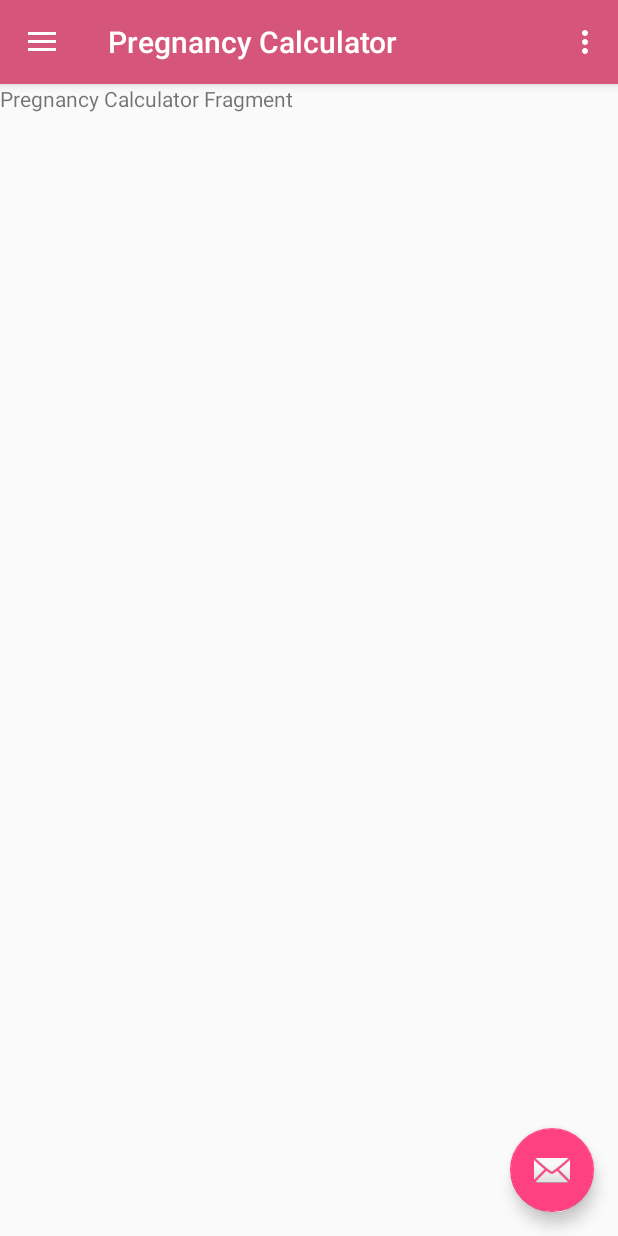
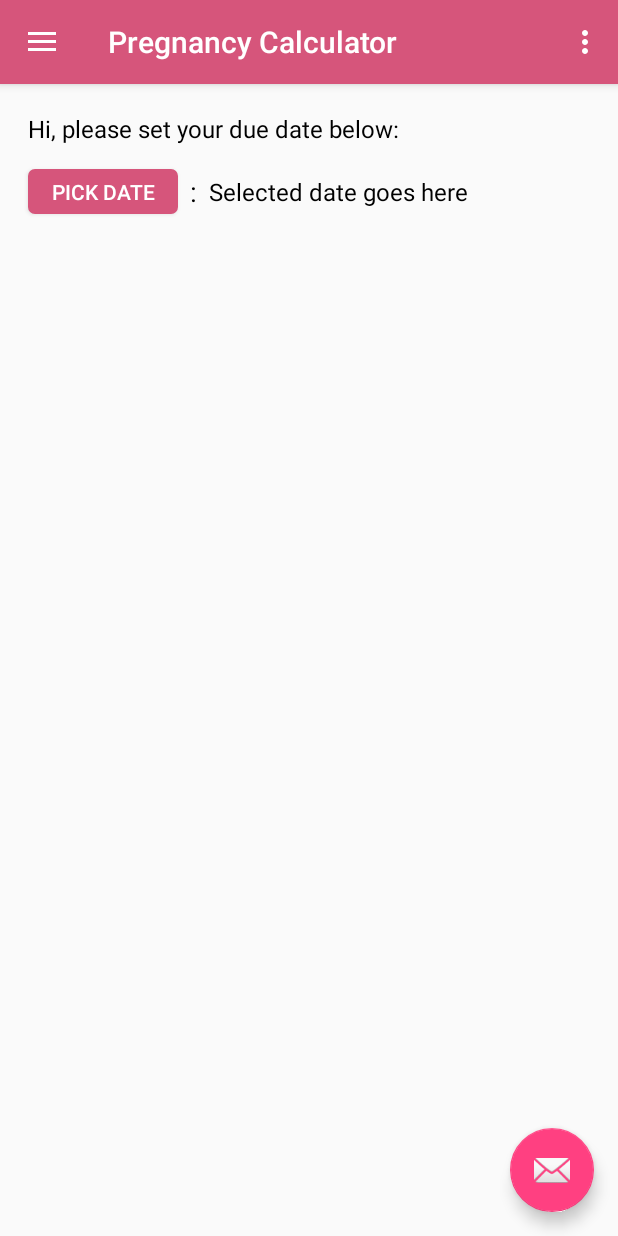
Before and after one commit to MwangiMuriuki/FemiTrack, an Android app: the fragment PregnancyCalculator placed in its activity, on a phone screen of 412 x 824 dp. Run offline under Robolectric (Android 15) with nearby library versions, the phone set to English and light mode, and no system bars.

Commit message:
Commit 6. Thank You Lord!!!

```diff
--- a/app/build.gradle
+++ b/app/build.gradle
@@ -30,6 +30,8 @@ dependencies {
     testImplementation 'junit:junit:4.12'
     androidTestImplementation 'com.android.support.test:runner:1.0.2'
     androidTestImplementation 'com.android.support.test.espresso:espresso-core:3.0.2'
+    implementation 'com.android.support:recyclerview-v7:27.1.1'
+    compile 'com.android.support:cardview-v7:27.1.1'
 }
 
 apply plugin: 'com.google.gms.google-services'
--- a/app/src/main/java/com/example/a001759/pregtrack/Login.java
+++ b/app/src/main/java/com/example/a001759/pregtrack/Login.java
@@ -5,10 +5,13 @@ import android.content.Intent;
 import android.os.Bundle;
 import android.view.View;
 import android.widget.Button;
+import android.widget.ImageButton;
+import android.widget.Toast;
 
 
 public class Login extends Activity {
     Button login;
+    ImageButton buttonFacebook, buttonTwitter,buttonGoogle;
 
     @Override
     protected void onCreate(Bundle savedInstanceState) {
@@ -16,6 +19,9 @@ public class Login extends Activity {
         setContentView(R.layout.activity_login);
 
         login = findViewById(R.id.login);
+        buttonFacebook = findViewById(R.id.facebook_sign_in);
+        buttonTwitter = findViewById(R.id.twitter_sign_in);
+        buttonGoogle = findViewById(R.id.google_sign_in);
 
         login.setOnClickListener(new View.OnClickListener() {
             @Override
@@ -24,5 +30,26 @@ public class Login extends Activity {
                 startActivity(intent);
             }
         });
+
+        buttonFacebook.setOnClickListener(new View.OnClickListener() {
+            @Override
+            public void onClick(View v) {
+                Toast.makeText(getApplicationContext(), "Sign In with Facebook", Toast.LENGTH_LONG).show();
+            }
+        });
+
+       buttonTwitter.setOnClickListener(new View.OnClickListener() {
+           @Override
+           public void onClick(View v) {
+               Toast.makeText(getApplicationContext(), "Sign in with Twitter", Toast.LENGTH_LONG).show();
+           }
+       });
+
+       buttonGoogle.setOnClickListener(new View.OnClickListener() {
+           @Override
+           public void onClick(View v) {
+               Toast.makeText(getApplicationContext(), "Sign in with Google", Toast.LENGTH_LONG).show();
+           }
+       });
     }
 }
--- a/app/src/main/res/layout/fragment_pregnancy_calculator.xml
+++ b/app/src/main/res/layout/fragment_pregnancy_calculator.xml
@@ -1,14 +1,73 @@
 <?xml version="1.0" encoding="utf-8"?>
-<FrameLayout xmlns:android="http://schemas.android.com/apk/res/android"
+<android.support.constraint.ConstraintLayout xmlns:android="http://schemas.android.com/apk/res/android"
+    xmlns:app="http://schemas.android.com/apk/res-auto"
     xmlns:tools="http://schemas.android.com/tools"
+    android:id="@+id/frameLayout"
     android:layout_width="match_parent"
     android:layout_height="match_parent"
     tools:context=".PregnancyCalculator">
 
-    <!-- TODO: Update blank fragment layout -->
-    <TextView
+    <LinearLayout
         android:layout_width="match_parent"
         android:layout_height="match_parent"
-        android:text="Pregnancy Calculator Fragment" />
+        android:layout_margin="5dp"
+        android:layout_marginBottom="6dp"
+        android:layout_marginEnd="5dp"
+        android:layout_marginLeft="5dp"
+        android:layout_marginRight="5dp"
+        android:layout_marginStart="5dp"
+        android:layout_marginTop="5dp"
+        android:orientation="vertical"
+        android:padding="5dp"
+        app:layout_constraintBottom_toBottomOf="parent"
+        app:layout_constraintEnd_toEndOf="parent"
+        app:layout_constraintStart_toStartOf="parent"
+        app:layout_constraintTop_toTopOf="parent">
 
-</FrameLayout>
+        <TextView
+            android:layout_width="wrap_content"
+            android:layout_height="wrap_content"
+            android:text="Hi, please set your due date below:"
+            android:textColor="@color/colorBlack"
+            android:textSize="16sp"
+            android:layout_margin="8dp"/>
+
+        <LinearLayout
+            android:layout_width="match_parent"
+            android:layout_height="wrap_content"
+            android:orientation="horizontal">
+
+            <Button
+                android:id="@+id/pregnancy_calculator_date_picker"
+                android:layout_width="100dp"
+                android:layout_height="30dp"
+                android:text="Pick Date"
+                android:textColor="@color/colorWhite"
+                android:background="@drawable/button_background"
+                android:layout_margin="8dp"/>
+            <TextView
+                android:layout_width="wrap_content"
+                android:layout_height="wrap_content"
+                android:text=":"
+                android:textColor="@color/colorBlack"
+                android:textSize="18sp"
+                android:textAlignment="center"
+                android:layout_gravity="center"/>
+
+            <TextView
+                android:id="@+id/selected_date"
+                android:layout_width="wrap_content"
+                android:layout_height="wrap_content"
+                android:text="Selected date goes here"
+                android:textColor="@color/colorBlack"
+                android:textSize="16sp"
+                android:textAlignment="center"
+                android:layout_margin="8dp"
+                android:layout_gravity="center"/>
+        </LinearLayout>
+
+
+
+    </LinearLayout>
+
+</android.support.constraint.ConstraintLayout>
--- a/app/src/main/res/layout/fragment_weekly_calendar.xml
+++ b/app/src/main/res/layout/fragment_weekly_calendar.xml
@@ -1,14 +1,11 @@
 <?xml version="1.0" encoding="utf-8"?>
-<FrameLayout xmlns:android="http://schemas.android.com/apk/res/android"
+<android.support.constraint.ConstraintLayout
+    xmlns:android="http://schemas.android.com/apk/res/android"
+    xmlns:app="http://schemas.android.com/apk/res-auto"
     xmlns:tools="http://schemas.android.com/tools"
     android:layout_width="match_parent"
     android:layout_height="match_parent"
     tools:context=".WeeklyCalendar">
 
-    <!-- TODO: Update blank fragment layout -->
-    <TextView
-        android:layout_width="match_parent"
-        android:layout_height="match_parent"
-        android:text="Fragment Weekly Calendar" />
 
-</FrameLayout>
+</android.support.constraint.ConstraintLayout>
--- a/app/src/main/res/values/colors.xml
+++ b/app/src/main/res/values/colors.xml
@@ -13,4 +13,5 @@
     <color name="colorTwitter">#55acee</color>
     <color name="colorFacebook">#3b5998</color>
     <color name="colorGoogle">#dd4b39</color>
+    <color name="colorBlack">#000000</color>
 </resources>
```
